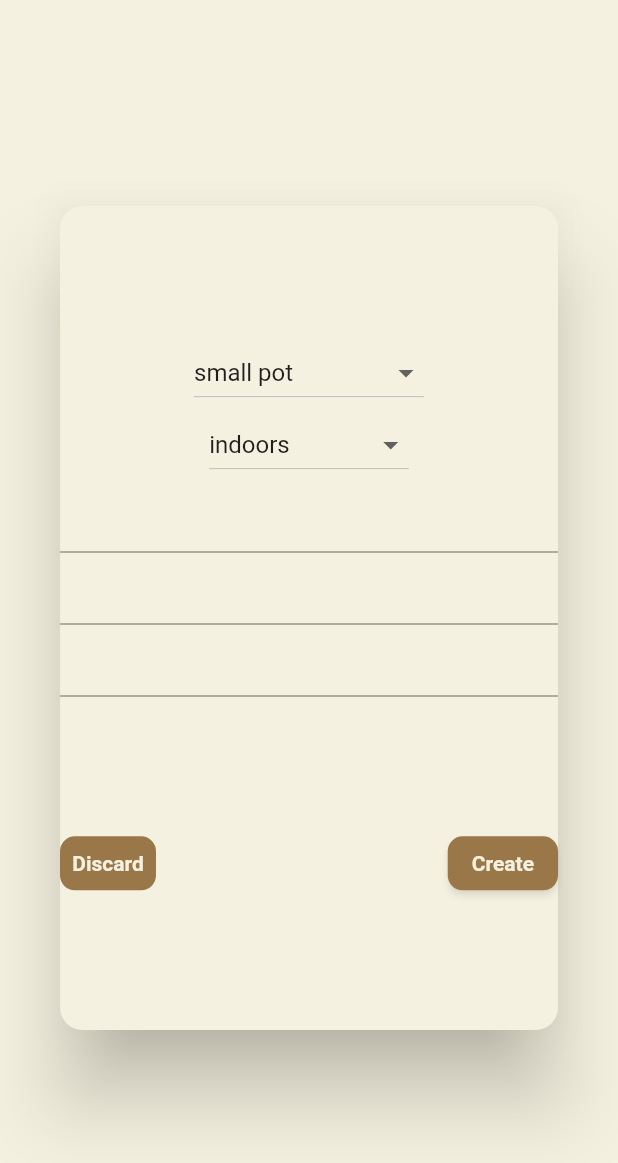
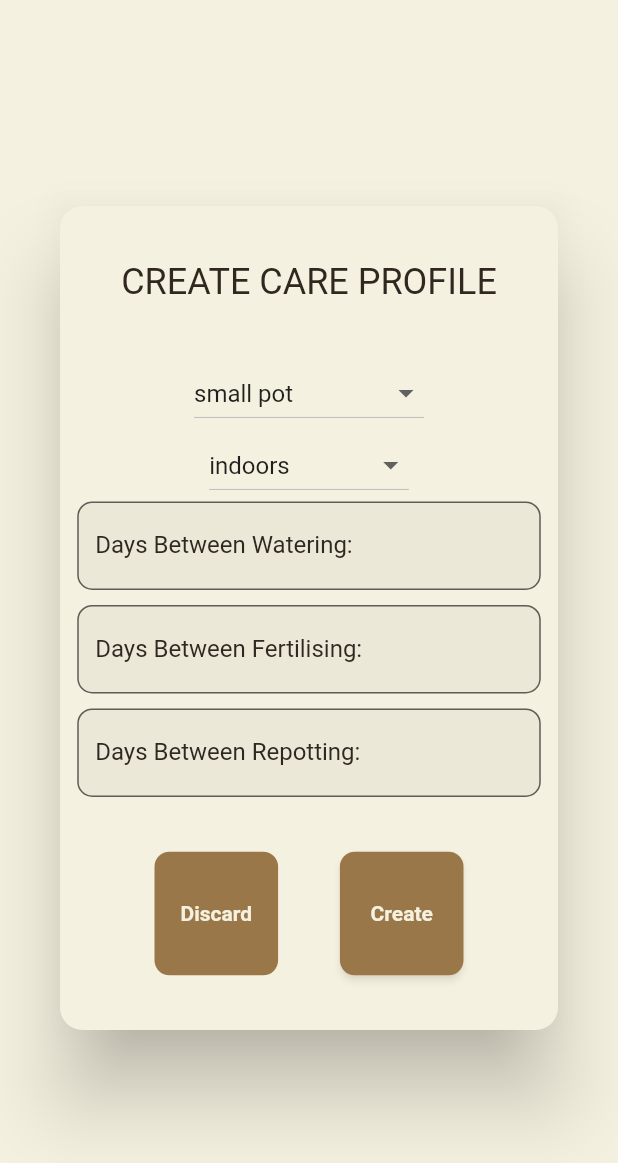
Before and after one commit to DECO-Bomb-Squad/plants, a Flutter app: the EditPlantCareProfile widget shown alone on an empty page, opened directly, on a phone screen of 412 x 824 dp. Shown: the top 1163 px of the screen. Run offline on Flutter 3.47's test engine with Material 2 defaults, Android fonts, the phone set to English and light mode, and no system bars; our stand-ins replace get_it, image_picker, photo_view, shared_preferences, syncfusion_flutter_calendar; missing offline and left inert: azblob, dart:html, firebase_core_web, firebase_messaging_web, flutter_secure_storage_web, shared_preferences_web; accounts and stored records are empty.

Commit message:
TextFormField decorated, fixed pixel overflow

```diff
--- a/src/app/lib/editplantcareprofile/edit_plant_care_profile.dart
+++ b/src/app/lib/editplantcareprofile/edit_plant_care_profile.dart
@@ -1,4 +1,5 @@
 import 'package:app/plantinstance/plant_info_model.dart';
+import 'package:app/utils/colour_scheme.dart';
 import 'package:app/utils/visual_pattern.dart';
 import 'package:flutter/material.dart';
 import 'package:app/editplantcareprofile/edit_plant_care_profile_model.dart';
@@ -46,18 +47,22 @@ class _EditPlantCareProfileState extends State<EditPlantCareProfile> {
   @override
   Widget build(BuildContext context) {
     String submitText = "Save";
+    String titleText = "SAVE CARE PROFILE";
     if (model.isNew) {
       submitText = "Create";
+      titleText = "CREATE CARE PROFILE";
     }
 
     bool editMode = true;
     if (!model.wasInitiallyAssigned && !model.isNew) {
       editMode = false;
+      titleText = "ASSIGN CARE PROFILE";
     }
     bool editModeInitialBool = editMode;
 
     return Dialog(
       backgroundColor: Colors.transparent,
+      child: SingleChildScrollView(
         child: Container(
           width: MediaQuery.of(context).size.width,
           constraints: BoxConstraints(maxHeight: MediaQuery.of(context).size.height / 1.5),
@@ -66,10 +71,14 @@ class _EditPlantCareProfileState extends State<EditPlantCareProfile> {
             mainAxisAlignment: MainAxisAlignment.spaceEvenly,
             crossAxisAlignment: CrossAxisAlignment.center,
             children: [
+              Text(titleText, style: sectionHeaderStyle),
               Form(
                 key: _formKey,
                 child: (Column(
                   children: [
+                    SizedBox(
+                      width: MediaQuery.of(context).size.width * 0.75,
+                      child: Column(children: [
                         DropdownButton<SoilType>(
                           value: model.soilType!,
                           onChanged: (SoilType? newType) {
@@ -99,6 +108,18 @@ class _EditPlantCareProfileState extends State<EditPlantCareProfile> {
                           }).toList(),
                         ),
                         TextFormField(
+                          decoration: InputDecoration(
+                            labelText: "Days Between Watering:",
+                            hintText: "Type a number...",
+                            filled: true,
+                            border: OutlineInputBorder(borderRadius: BorderRadius.circular(10.0)),
+                            focusedBorder: OutlineInputBorder(
+                              borderSide: BorderSide(color: accent),
+                            ),
+                            labelStyle: const TextStyle(
+                              color: darkColour,
+                            ),
+                          ),
                           controller: _daysBetweenWateringController,
                           validator: (String? value) {
                             if (value == null || value.isEmpty || double.tryParse(value) == null) {
@@ -109,7 +130,20 @@ class _EditPlantCareProfileState extends State<EditPlantCareProfile> {
                             }
                           },
                         ),
+                        spacer,
                         TextFormField(
+                          decoration: InputDecoration(
+                            labelText: "Days Between Fertilising:",
+                            hintText: "Type a number...",
+                            filled: true,
+                            border: OutlineInputBorder(borderRadius: BorderRadius.circular(10.0)),
+                            focusedBorder: OutlineInputBorder(
+                              borderSide: BorderSide(color: accent),
+                            ),
+                            labelStyle: const TextStyle(
+                              color: darkColour,
+                            ),
+                          ),
                           controller: _daysBetweenFertilisingController,
                           validator: (String? value) {
                             if (value == null || value.isEmpty || int.tryParse(value) == null) {
@@ -120,7 +154,20 @@ class _EditPlantCareProfileState extends State<EditPlantCareProfile> {
                             }
                           },
                         ),
+                        spacer,
                         TextFormField(
+                          decoration: InputDecoration(
+                            labelText: "Days Between Repotting:",
+                            hintText: "Type a number...",
+                            filled: true,
+                            border: OutlineInputBorder(borderRadius: BorderRadius.circular(10.0)),
+                            focusedBorder: OutlineInputBorder(
+                              borderSide: BorderSide(color: accent),
+                            ),
+                            labelStyle: const TextStyle(
+                              color: darkColour,
+                            ),
+                          ),
                           controller: _daysBetweenRepottingController,
                           validator: (String? value) {
                             if (value == null || value.isEmpty || int.tryParse(value) == null) {
@@ -130,6 +177,8 @@ class _EditPlantCareProfileState extends State<EditPlantCareProfile> {
                               return null;
                             }
                           },
+                        ),
+                      ]),
                     ),
                     Container(
                       child: editModeInitialBool == false
@@ -150,15 +199,24 @@ class _EditPlantCareProfileState extends State<EditPlantCareProfile> {
                   ],
                 )),
               ),
-            Row(
+              SizedBox(
+                width: MediaQuery.of(context).size.width * 0.5, // check this
+                child: Row(
                   mainAxisAlignment: MainAxisAlignment.spaceBetween,
                   children: [
-                TextButton(
+                    SizedBox(
+                      height: MediaQuery.of(context).size.height * 0.10,
+                      width: MediaQuery.of(context).size.width * 0.20,
+                      child: (TextButton(
                         style: buttonStyle,
                         onPressed: () => Navigator.of(context).pop(),
                         child: const Text("Discard", style: buttonTextStyle),
+                      )),
                     ),
-                ElevatedButton(
+                    SizedBox(
+                      height: MediaQuery.of(context).size.height * 0.10,
+                      width: MediaQuery.of(context).size.width * 0.20,
+                      child: ElevatedButton(
                           style: buttonStyle,
                           onPressed: editMode == false
                               ? null
@@ -170,11 +228,16 @@ class _EditPlantCareProfileState extends State<EditPlantCareProfile> {
                                   }
                                 },
                           child: Text(submitText, style: buttonTextStyle)),
-              ],
                     ),
                   ],
                 ),
               ),
+            ],
+          ),
+        ),
+      ),
     );
   }
+
+  SizedBox get spacer => const SizedBox(height: 10, width: 10);
 }
```
Lines whose indentation alone changed are shown as unchanged.
